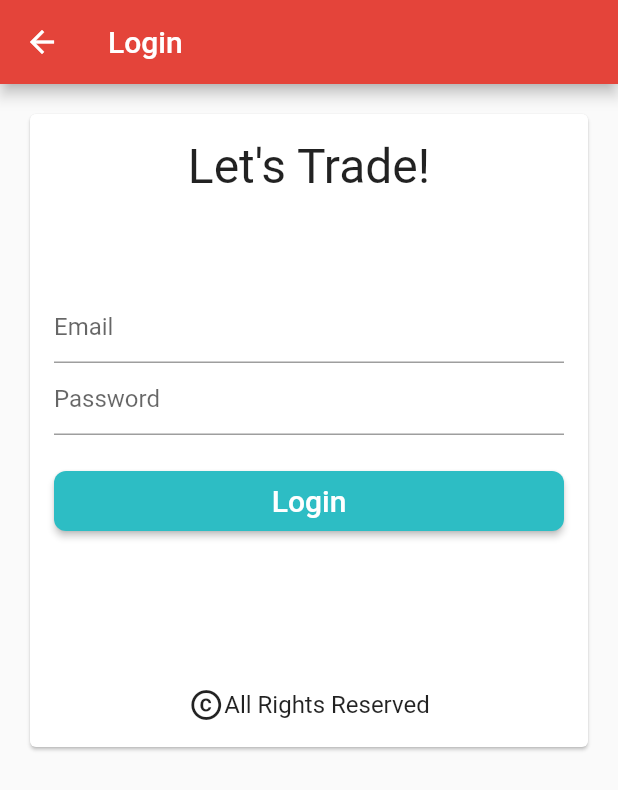
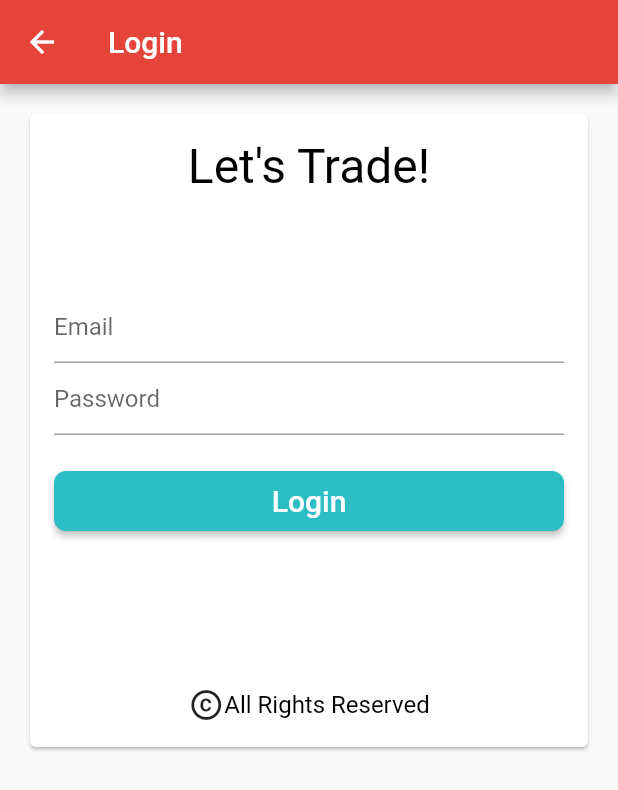
Before and after one commit to IonutIga/smsflutter, a Flutter app: the screen it shows after launch, after a tap on "Login", on a phone screen of 412 x 824 dp. Shown: the top 790 px of the screen. Run offline on Flutter 3.47's test engine with Material 2 defaults, Android fonts, the phone set to English and light mode, and no system bars; our stand-ins replace charts_flutter, cloud_firestore, email_validator, firebase_auth, flutter_spinkit, shared_preferences and 1 more; accounts and stored records are empty; generated files the repository leaves out were written again.

Commit message:
Added utils class.

```diff
--- a/lib/components/stock/mystockslist.dart
+++ b/lib/components/stock/mystockslist.dart
@@ -26,9 +26,7 @@ class _MyStocksListState extends State<MyStocksList> {
             : Center(
                 child: Text(
                   AppLocalizations.of(context).noStocksFound,
-                  style: TextStyle(
-                    fontSize: 20,
-                  ),
+                  style: Theme.of(context).textTheme.headline4,
                   textAlign: TextAlign.center,
                 ),
               );
--- a/lib/components/stock/mystocktemplate.dart
+++ b/lib/components/stock/mystocktemplate.dart
@@ -55,7 +55,7 @@ class _MyStockTemplateState extends State<MyStockTemplate> {
                       children: <Widget>[
                         Text(
                           widget.mystock.shortName,
-                          style: TextStyle(fontSize: 18),
+                          style: Theme.of(context).textTheme.headline5,
                         ),
                         Text(
                           widget.mystock.longName,
--- a/lib/components/stock/stockslist.dart
+++ b/lib/components/stock/stockslist.dart
@@ -26,9 +26,7 @@ class _StocksListState extends State<StocksList> {
                       : Center(
                           child: Text(
                             AppLocalizations.of(context).noStocksFound,
-                            style: TextStyle(
-                              fontSize: 20,
-                            ),
+                            style: Theme.of(context).textTheme.headline4,
                             textAlign: TextAlign.center,
                           ),
                         );
--- a/lib/components/userAuth/login.dart
+++ b/lib/components/userAuth/login.dart
@@ -3,6 +3,7 @@ import 'package:flutter/material.dart';
 import 'package:flutter_gen/gen_l10n/app_localizations.dart';
 import 'package:smsflutter/components/home/navpage.dart';
 import 'package:smsflutter/components/loading.dart';
+import 'package:smsflutter/components/utils.dart';
 import 'package:smsflutter/services/auth.dart';
 
 class Login extends StatefulWidget {
@@ -38,7 +39,7 @@ class _LoginState extends State<Login> {
                         children: <Widget>[
                           Text(
                             AppLocalizations.of(context).letsTrade,
-                            style: TextStyle(fontSize: 32),
+                            style: Theme.of(context).textTheme.headline1,
                           ),
                           SizedBox(
                             height: 64,
@@ -79,8 +80,6 @@ class _LoginState extends State<Login> {
                               height: 40,
                               width: 350,
                               child: RaisedButton(
-                                shape: RoundedRectangleBorder(
-                                    borderRadius: BorderRadius.circular(8.0)),
                                 onPressed: () async {
                                   // validate the form based on its state
                                   if (_formId.currentState.validate()) {
@@ -92,14 +91,8 @@ class _LoginState extends State<Login> {
                                           _email, _password);
 
                                       if (result != null) {
-                                        Navigator.pushReplacement(
-                                          context,
-                                          MaterialPageRoute(
-                                            builder: (context) {
-                                              return NavPage();
-                                            },
-                                          ),
-                                        );
+                                        Utils.navigator(
+                                            context: context, page: NavPage());
                                         setState(
                                           () {
                                             _isLoading = false;
@@ -151,7 +144,7 @@ class _LoginState extends State<Login> {
                               Icon(Icons.copyright),
                               Text(
                                 AppLocalizations.of(context).allRightsReserved,
-                                style: TextStyle(fontSize: 16),
+                                style: Theme.of(context).textTheme.headline6,
                               ),
                             ],
                           ),
--- a/lib/components/userAuth/menu.dart
+++ b/lib/components/userAuth/menu.dart
@@ -4,6 +4,7 @@ import 'package:smsflutter/components/userAuth/help.dart';
 import 'package:smsflutter/components/userAuth/login.dart';
 import 'package:smsflutter/components/userAuth/register.dart';
 import 'package:flutter_gen/gen_l10n/app_localizations.dart';
+import 'package:smsflutter/components/utils.dart';
 
 class Menu extends StatefulWidget {
   @override
@@ -42,28 +43,11 @@ class _MenuState extends State<Menu> {
                   textAlign: TextAlign.center,
                 ),
               ),
-              ButtonTheme(
-                shape: RoundedRectangleBorder(
-                    borderRadius: BorderRadius.circular(8)),
-                buttonColor: Color.fromARGB(255, 45, 189, 196),
-                colorScheme: Theme.of(context)
-                    .colorScheme
-                    .copyWith(secondary: Colors.white),
-                textTheme: ButtonTextTheme.accent,
-                minWidth: 400,
-                height: 40,
-                child: Column(
+              Column(
                 children: [
                   RaisedButton(
                     onPressed: () {
-                        Navigator.push(
-                          context,
-                          MaterialPageRoute(
-                            builder: (context) {
-                              return Register();
-                            },
-                          ),
-                        );
+                      Utils.navigator(context: context, page: Register());
                     },
                     child: Text(
                       AppLocalizations.of(context).register,
@@ -72,34 +56,19 @@ class _MenuState extends State<Menu> {
                   ),
                   RaisedButton(
                     onPressed: () {
-                        Navigator.push(
-                          context,
-                          MaterialPageRoute(
-                            builder: (context) {
-                              return Login();
-                            },
-                          ),
-                        );
+                      Utils.navigator(context: context, page: Login());
                     },
                     child: Text(AppLocalizations.of(context).login,
                         style: TextStyle(fontSize: 20)),
                   ),
                   RaisedButton(
                     onPressed: () {
-                        Navigator.push(
-                          context,
-                          MaterialPageRoute(
-                            builder: (context) {
-                              return Help();
-                            },
-                          ),
-                        );
+                      Utils.navigator(context: context, page: Help());
                     },
                     child: Text(AppLocalizations.of(context).help,
                         style: TextStyle(fontSize: 20)),
                   ),
                 ],
-                ),
               ),
               Padding(
                 padding: const EdgeInsets.all(8.0),
@@ -109,7 +78,7 @@ class _MenuState extends State<Menu> {
                     Icon(Icons.copyright),
                     Text(
                       AppLocalizations.of(context).allRightsReserved,
-                      style: TextStyle(fontSize: 16),
+                      style: Theme.of(context).textTheme.headline6,
                     ),
                   ],
                 ),
--- /dev/null
+++ b/lib/components/utils.dart
@@ -0,0 +1,44 @@
+import 'package:flutter/material.dart';
+
+class Utils {
+  static Color primaryColor = Color.fromARGB(255, 228, 68, 58);
+  static Color secondaryColor = Color.fromARGB(255, 45, 189, 196);
+  static TextTheme textTheme = TextTheme(
+    headline1: TextStyle(
+        fontSize: 32, color: Colors.black, fontWeight: FontWeight.normal),
+    headline2: TextStyle(
+        fontSize: 28, color: Colors.black, fontWeight: FontWeight.normal),
+    headline3: TextStyle(
+        fontSize: 22, color: Colors.black, fontWeight: FontWeight.normal),
+    headline4: TextStyle(
+        fontSize: 20, color: Colors.black, fontWeight: FontWeight.normal),
+    headline5: TextStyle(
+        fontSize: 18, color: Colors.black, fontWeight: FontWeight.normal),
+    headline6: TextStyle(
+        fontSize: 16, color: Colors.black, fontWeight: FontWeight.normal),
+  );
+  static SliderThemeData sliderTheme = SliderThemeData(
+    activeTrackColor: Utils.secondaryColor,
+  );
+  static ButtonThemeData getButtonTheme({context: BuildContext}) {
+    return ButtonThemeData(
+        shape: RoundedRectangleBorder(borderRadius: BorderRadius.circular(8)),
+        buttonColor: Utils.secondaryColor,
+        colorScheme:
+            Theme.of(context).colorScheme.copyWith(secondary: Colors.white),
+        textTheme: ButtonTextTheme.accent,
+        minWidth: 400.00,
+        height: 40);
+  }
+
+  static void navigator({context: BuildContext, page: Widget}) {
+    Navigator.push(
+      context,
+      MaterialPageRoute(
+        builder: (context) {
+          return page;
+        },
+      ),
+    );
+  }
+}
--- a/lib/main.dart
+++ b/lib/main.dart
@@ -2,6 +2,7 @@ import 'package:flutter/material.dart';
 import 'package:flutter_localizations/flutter_localizations.dart';
 import 'package:provider/provider.dart';
 import 'package:smsflutter/components/authlistener.dart';
+import 'package:smsflutter/components/utils.dart';
 import 'package:smsflutter/models/user.dart';
 import 'package:smsflutter/services/auth.dart';
 import 'package:flutter_gen/gen_l10n/app_localizations.dart';
@@ -28,14 +29,10 @@ class MyApp extends StatelessWidget {
         ],
         home: AuthListener(),
         theme: ThemeData(
-          buttonColor: Color.fromARGB(255, 45, 189, 196),
-          buttonTheme: ButtonThemeData(
-              buttonColor: Color.fromARGB(255, 45, 189, 196),
-              colorScheme: Theme.of(context)
-                  .colorScheme
-                  .copyWith(secondary: Colors.white),
-              textTheme: ButtonTextTheme.accent),
-          primaryColor: Color.fromARGB(255, 228, 68, 58),
+          textTheme: Utils.textTheme,
+          sliderTheme: Utils.sliderTheme,
+          buttonTheme: Utils.getButtonTheme(context: context),
+          primaryColor: Utils.primaryColor,
         ),
       ),
     );
```
Also changed, not shown: lib/components/budget.dart (+2 -8 lines), lib/components/home/details.dart (+47 -46 lines), lib/components/home/profile.dart (+6 -17 lines), lib/components/home/settings.dart (+2 -13 lines), lib/components/sellaction.dart (+9 -6 lines), lib/components/stock/stocktemplate.dart (+9 -6 lines), lib/components/userAuth/help.dart (+2 -6 lines), lib/components/userAuth/register.dart (+5 -12 lines). Lines whose indentation alone changed are shown as unchanged.
